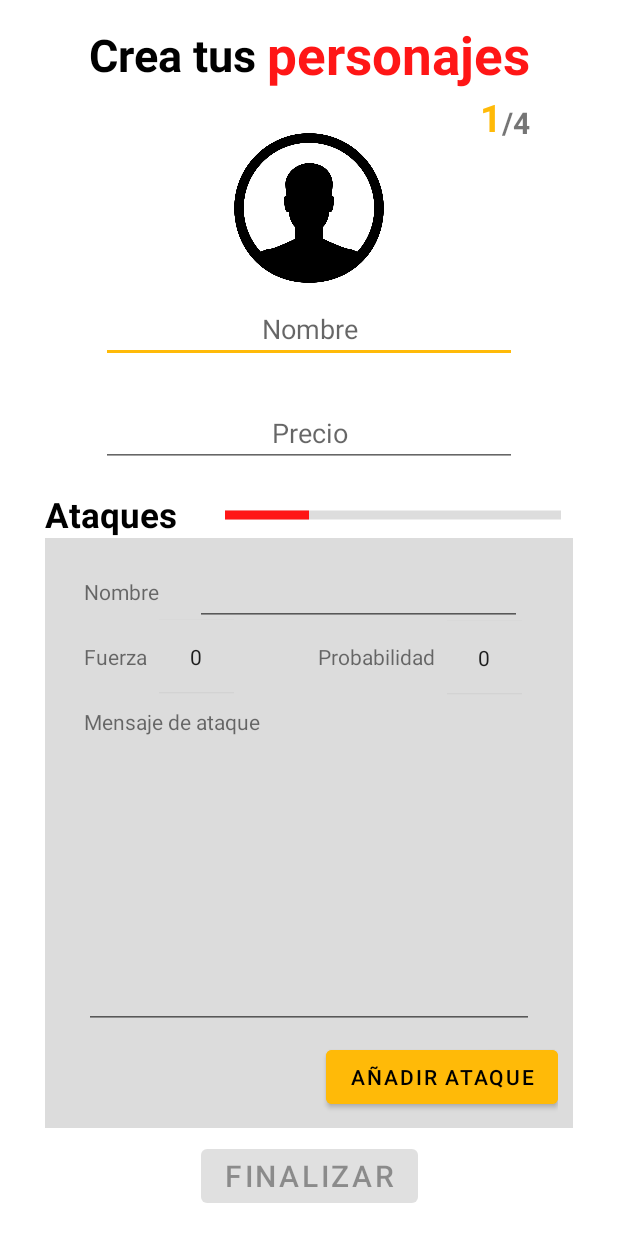
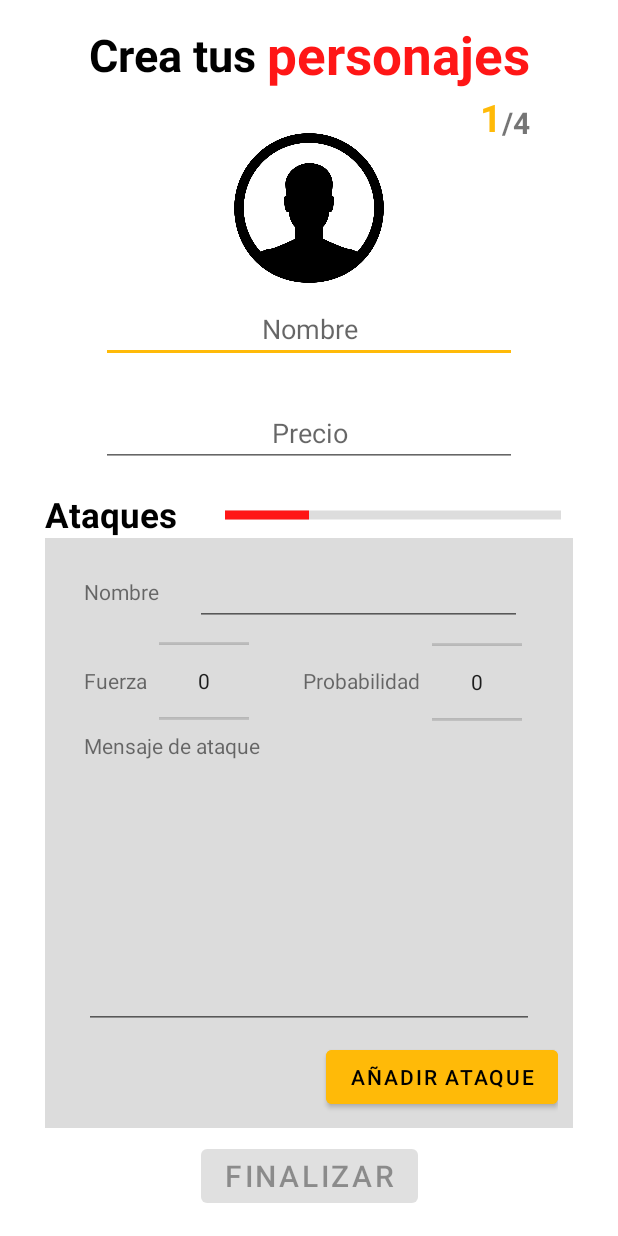
Before and after one commit to Pernas94/CenecMayhem, an Android app: the layout activity_crear_jugador.xml on its own in the app's theme, with its tools: preview values and no code run, on a phone screen of 412 x 824 dp. Run offline under Robolectric (Android 15) with nearby library versions, the phone set to English and light mode, and no system bars.

Commit message:
primera parte lógica pantalla crear jugador

```diff
--- a/app/src/main/res/layout/activity_crear_jugador.xml
+++ b/app/src/main/res/layout/activity_crear_jugador.xml
@@ -97,7 +97,7 @@
         app:srcCompat="@drawable/usuario" />
 
     <androidx.constraintlayout.widget.ConstraintLayout
-        android:id="@+id/constraintLayout4"
+        android:id="@+id/crJug_marcoAtaques"
         android:layout_width="0dp"
         android:layout_height="0dp"
         android:layout_marginBottom="8dp"
@@ -111,8 +111,8 @@
 
         <NumberPicker
             android:id="@+id/crJug_pickerFuerza"
-            android:layout_width="50dp"
-            android:layout_height="50dp"
+            android:layout_width="60dp"
+            android:layout_height="60dp"
             android:layout_marginStart="8dp"
             app:layout_constraintBottom_toBottomOf="@+id/textView29"
             app:layout_constraintStart_toEndOf="@+id/textView29"
@@ -120,8 +120,8 @@
 
         <NumberPicker
             android:id="@+id/crJug_pickerProb"
-            android:layout_width="50dp"
-            android:layout_height="50dp"
+            android:layout_width="60dp"
+            android:layout_height="60dp"
             android:layout_marginEnd="24dp"
             app:layout_constraintBottom_toBottomOf="@+id/textView29"
             app:layout_constraintEnd_toEndOf="parent"
@@ -133,7 +133,7 @@
             android:layout_width="wrap_content"
             android:layout_height="wrap_content"
             android:layout_marginStart="16dp"
-            android:layout_marginTop="24dp"
+            android:layout_marginTop="40dp"
             android:text="Fuerza"
             app:layout_constraintStart_toStartOf="parent"
             app:layout_constraintTop_toBottomOf="@+id/textView31" />
--- /dev/null
+++ b/app/src/main/res/layout/infl_crear_ataque.xml
@@ -0,0 +1,6 @@
+<?xml version="1.0" encoding="utf-8"?>
+<androidx.constraintlayout.widget.ConstraintLayout xmlns:android="http://schemas.android.com/apk/res/android"
+    android:layout_width="match_parent"
+    android:layout_height="match_parent">
+
+</androidx.constraintlayout.widget.ConstraintLayout>
```
Also changed, not shown: app/src/main/java/com/example/cenecmayhem/creadorPartidas/CrearJugador.kt (+99 -6 lines), app/src/main/res/layout/infl_crear_jugador.xml (added, +19 -0 lines).
